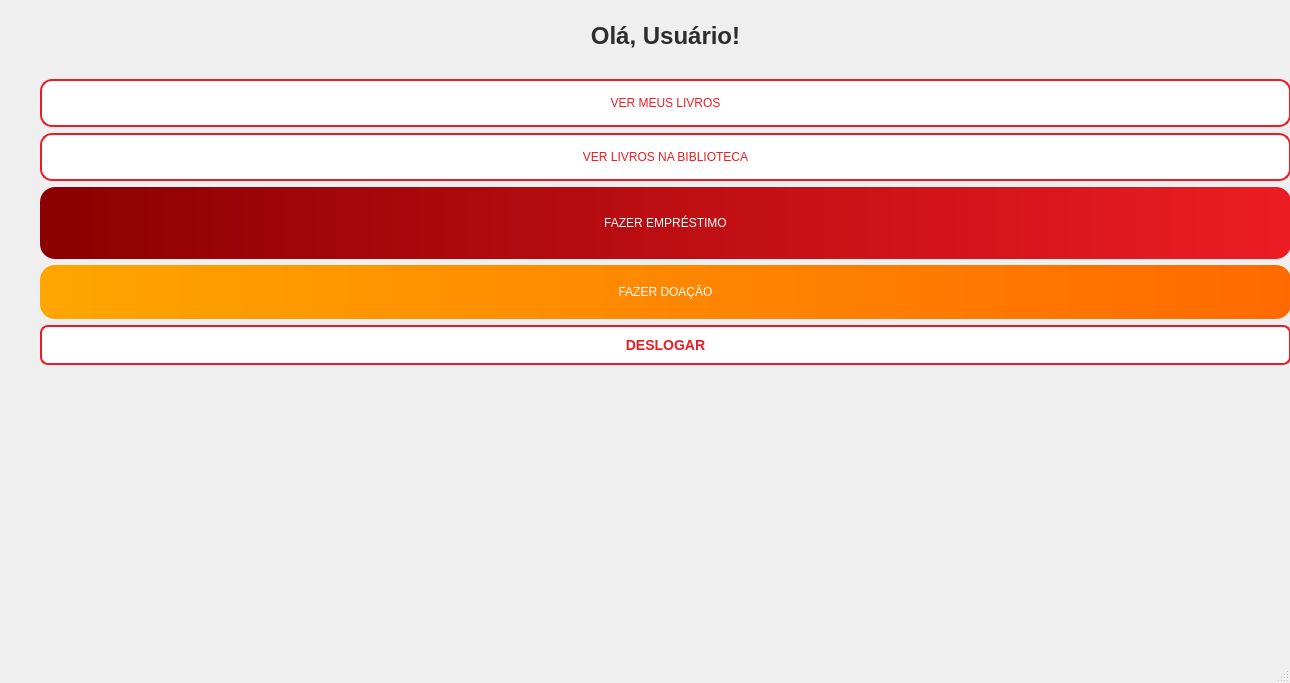
This is GUI_BIBLIOTECA/mainwindow.ui in gabriotz/Project-edoo as Qt 5 draws it before an edit. The edited form follows.
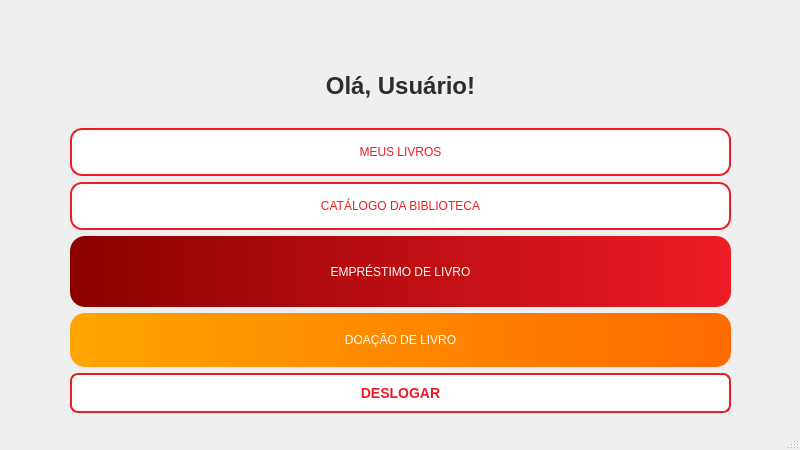
This is the edited form.

Patch:
```diff
--- a/GUI_BIBLIOTECA/mainwindow.ui
+++ b/GUI_BIBLIOTECA/mainwindow.ui
@@ -6,8 +6,8 @@
    <rect>
     <x>0</x>
     <y>0</y>
-    <width>1290</width>
-    <height>683</height>
+    <width>800</width>
+    <height>450</height>
    </rect>
   </property>
   <property name="sizePolicy">
@@ -29,10 +29,10 @@
    <widget class="QWidget" name="layoutWidget">
     <property name="geometry">
      <rect>
-      <x>40</x>
-      <y>0</y>
-      <width>1251</width>
-      <height>365</height>
+      <x>70</x>
+      <y>50</y>
+      <width>661</width>
+      <height>363</height>
      </rect>
     </property>
     <layout class="QVBoxLayout" name="verticalLayout">
@@ -56,7 +56,7 @@
 font: 700 14pt &quot;Segoe UI&quot;;</string>
        </property>
        <property name="text">
-        <string>VER MEUS LIVROS</string>
+        <string>MEUS LIVROS</string>
        </property>
       </widget>
      </item>
@@ -73,7 +73,7 @@
 font: 700 14pt &quot;Segoe UI&quot;;</string>
        </property>
        <property name="text">
-        <string>VER LIVROS NA BIBLIOTECA</string>
+        <string>CATÁLOGO DA BIBLIOTECA</string>
        </property>
       </widget>
      </item>
@@ -96,7 +96,7 @@
 font: 700 16pt &quot;Segoe UI&quot;;</string>
        </property>
        <property name="text">
-        <string>FAZER EMPRÉSTIMO</string>
+        <string>EMPRÉSTIMO DE LIVRO</string>
        </property>
       </widget>
      </item>
@@ -118,7 +118,7 @@
 font: 700 16pt &quot;Segoe UI&quot;;</string>
        </property>
        <property name="text">
-        <string>FAZER DOAÇÃO</string>
+        <string>DOAÇÃO DE LIVRO</string>
        </property>
       </widget>
      </item>
```
Left out of the diff: 2 changed lines with no effect on the pictures.
